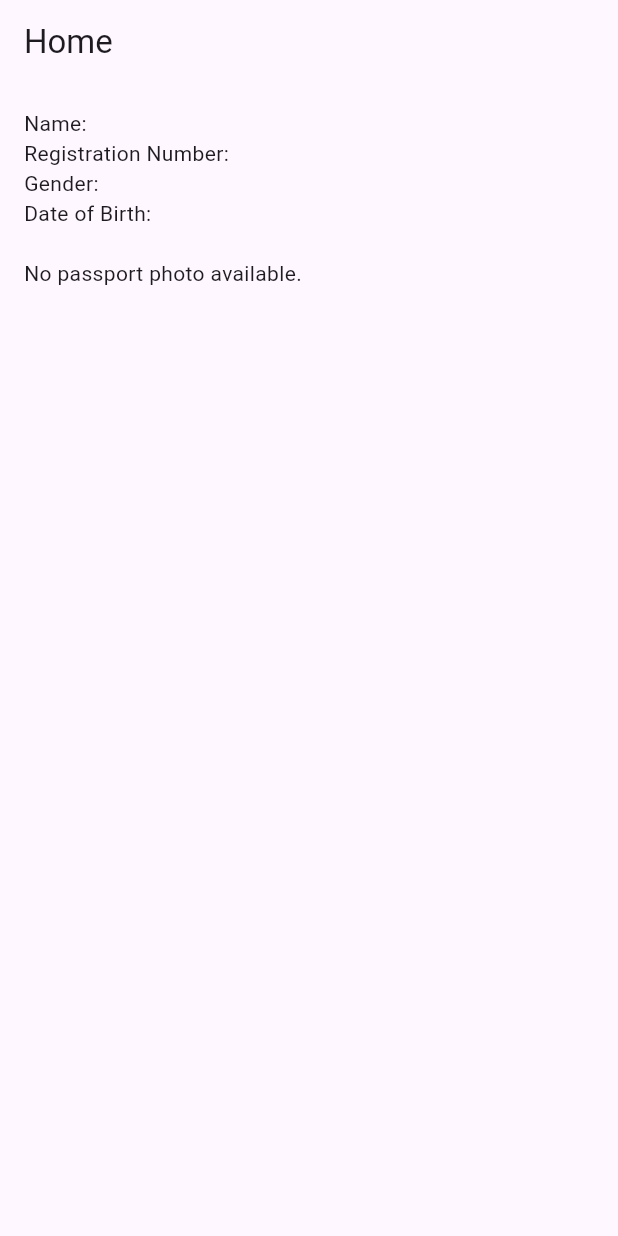
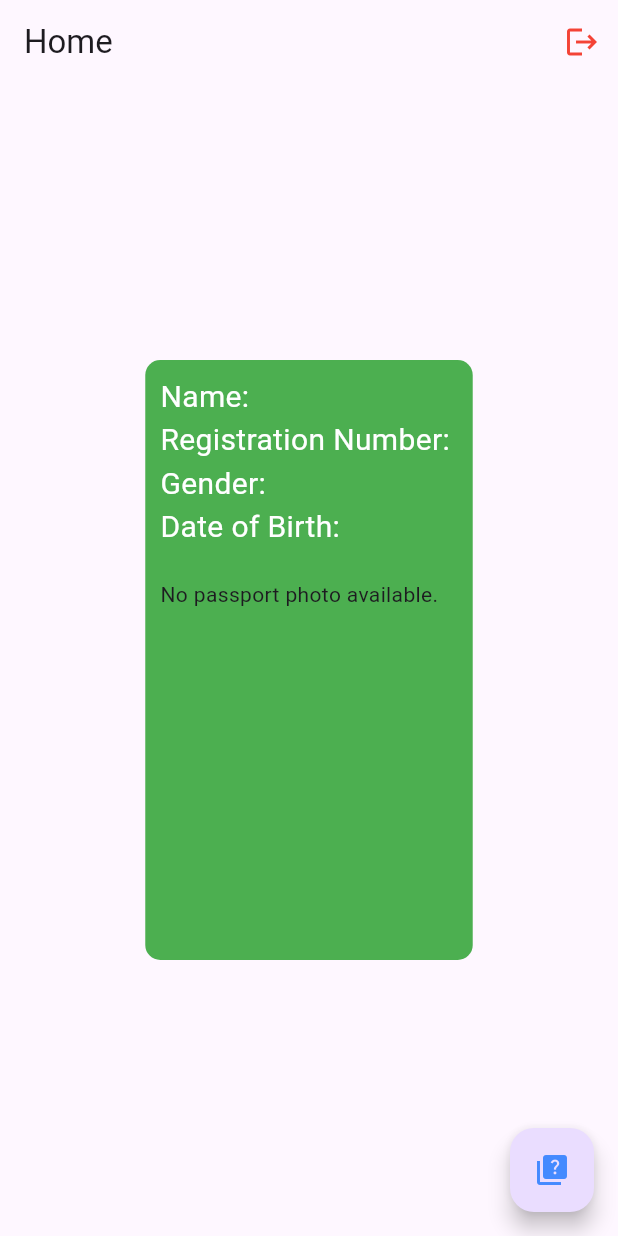
Before and after one commit to Ashymz/register-auth, a Flutter app: the HomePage screen opened directly, on a phone screen of 412 x 824 dp. Run offline on Flutter 3.47's test engine with Material 3 defaults, Android fonts, the phone set to English and light mode, and no system bars; our stand-ins replace image_picker, local_auth, shared_preferences; accounts and stored records are empty.

Commit message:
added quiz page

```diff
--- a/lib/home.dart
+++ b/lib/home.dart
@@ -1,6 +1,8 @@
 // lib/home_page.dart
 import 'dart:io';
 import 'package:flutter/material.dart';
+import 'package:register/auth/register.dart';
+import 'package:register/quiz.dart';
 import 'package:shared_preferences/shared_preferences.dart';
 
 class HomePage extends StatefulWidget {
@@ -36,21 +38,56 @@ class _HomePageState extends State<HomePage> {
     });
   }
 
+  void clearLocalStorageAndNavigate() async {
+    SharedPreferences prefs = await SharedPreferences.getInstance();
+    await prefs.clear();
+    Navigator.pushReplacement(
+      context,
+      MaterialPageRoute(builder: (context) => RegisterPage()),
+    );
+  }
+
   @override
   Widget build(BuildContext context) {
     return Scaffold(
       appBar: AppBar(
         title: Text('Home'),
+        actions: [
+          IconButton(
+            icon: Icon(
+              Icons.logout,
+              color: Colors.red,
+            ),
+            onPressed: () async {
+              clearLocalStorageAndNavigate();
+            },
+          ),
+        ],
       ),
       body: Padding(
         padding: const EdgeInsets.all(16.0),
+        child: Center(
+          child: Container(
+            height: 400,
+            decoration: BoxDecoration(
+              color: Colors.green,
+              borderRadius: BorderRadius.all(Radius.circular(10)),
+            ),
+            child: Padding(
+              padding: const EdgeInsets.all(10.0),
               child: Column(
                 crossAxisAlignment: CrossAxisAlignment.start,
                 children: <Widget>[
-            Text('Name: $name'),
-            Text('Registration Number: $registrationNumber'),
-            Text('Gender: $gender'),
-            Text('Date of Birth: $dateOfBirth'),
+                  Text(
+                    'Name: $name',
+                    style: TextStyle(color: Colors.white, fontSize: 20),
+                  ),
+                  Text('Registration Number: $registrationNumber',
+                      style: TextStyle(color: Colors.white, fontSize: 20)),
+                  Text('Gender: $gender',
+                      style: TextStyle(color: Colors.white, fontSize: 20)),
+                  Text('Date of Birth: $dateOfBirth',
+                      style: TextStyle(color: Colors.white, fontSize: 20)),
                   SizedBox(height: 20),
                   _passportPhoto == null
                       ? Text('No passport photo available.')
@@ -58,6 +95,17 @@ class _HomePageState extends State<HomePage> {
                 ],
               ),
             ),
+          ),
+        ),
+      ),
+      floatingActionButton: FloatingActionButton(
+          child: Icon(Icons.quiz, color: Colors.blueAccent),
+          onPressed: () async {
+            Navigator.pushReplacement(
+              context,
+              MaterialPageRoute(builder: (context) => QuizPage()),
+            );
+          }),
     );
   }
 }
```
Also changed, not shown: lib/quiz.dart (added, +151 -0 lines). Lines whose indentation alone changed are shown as unchanged.
